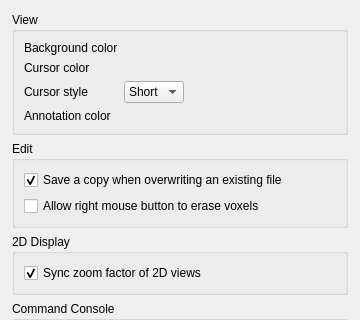
This is freeview/DialogPreferences.ui in freesurfer/freesurfer as Qt 5 draws it before an edit; both pictures show x 0 to 360 and y 0 to 320 of the 360 by 567 pixel window. The edited form follows.
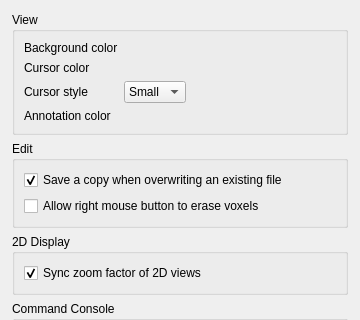
This is the edited form. Custom widgets are drawn as their Qt base class.

```diff
--- a/freeview/DialogPreferences.ui
+++ b/freeview/DialogPreferences.ui
@@ -98,7 +98,12 @@
        <widget class="QComboBox" name="comboBoxCursorStyle">
         <item>
          <property name="text">
-          <string>Short</string>
+          <string>Small</string>
+         </property>
+        </item>
+        <item>
+         <property name="text">
+          <string>Large</string>
          </property>
         </item>
         <item>
```
